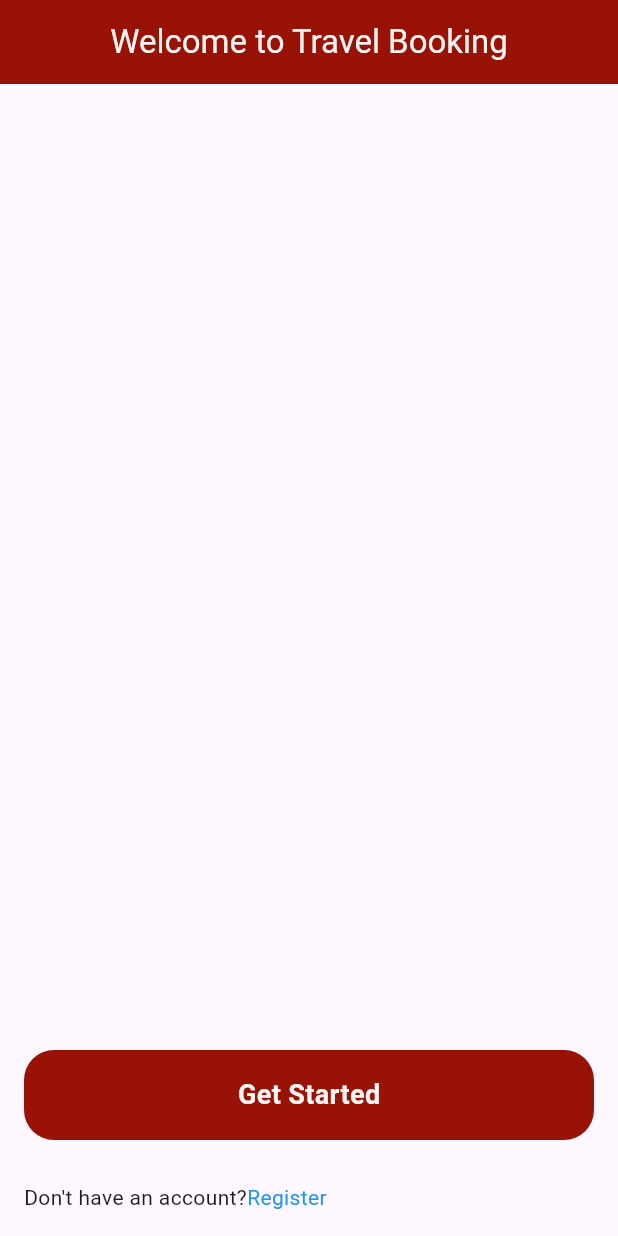
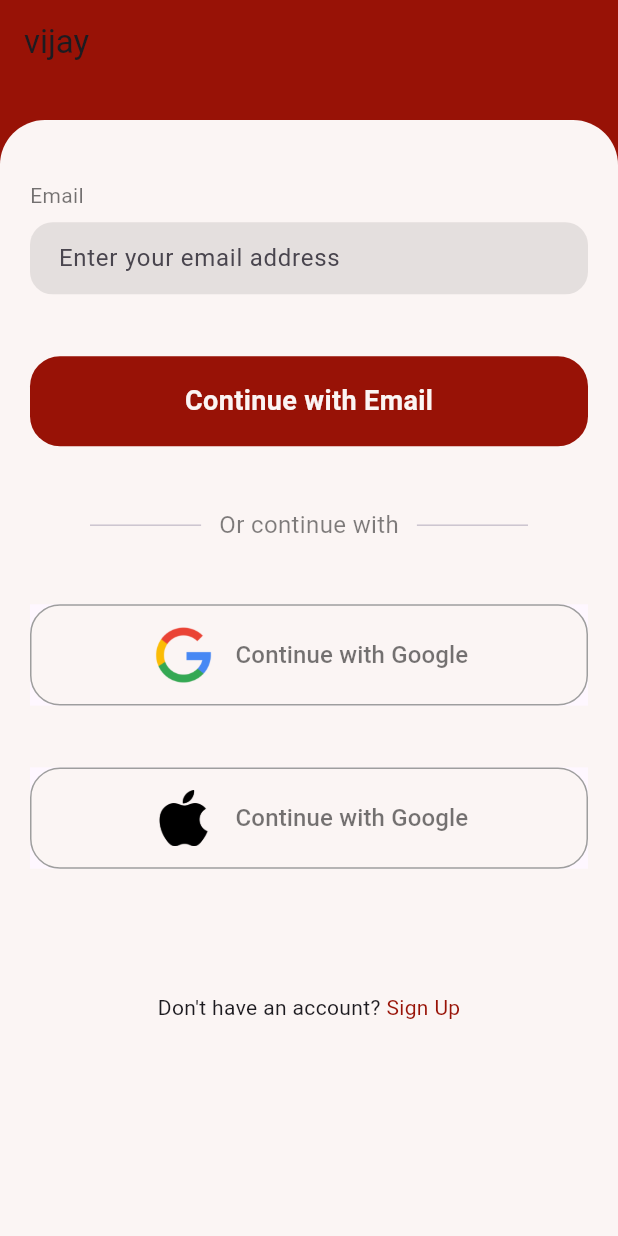
Before and after one commit to vijaysheoran97/travel_booking, a Flutter app: the screen it shows after launch, on a phone screen of 412 x 824 dp. Run offline on Flutter 3.47's test engine with Material 3 defaults, Android fonts, the phone set to English and light mode, and no system bars.

Commit message:
- minor changes

```diff
--- a/lib/main.dart
+++ b/lib/main.dart
@@ -1,4 +1,5 @@
 import 'package:flutter/material.dart';
+import 'package:travel_booking/travel_booking/ui/screens/login_screen.dart';
 import 'package:travel_booking/travel_booking/ui/screens/welcome_screen.dart';
 import 'package:travel_booking/travel_booking/ui/utils/app_color_constent.dart';
 import 'package:travel_booking/travel_booking/ui/utils/app_string_constent.dart';
@@ -18,7 +19,7 @@ class MyApp extends StatelessWidget {
         colorScheme: ColorScheme.fromSeed(seedColor: AppColorConstant.appSeedColor),
         useMaterial3: true,
       ),
-      home:  WelcomeScreen(),
+      home:  LoginScreen(),
     );
   }
 }
--- /dev/null
+++ b/lib/travel_booking/ui/screens/login_screen.dart
@@ -0,0 +1,226 @@
+import 'package:flutter/material.dart';
+import 'package:travel_booking/travel_booking/ui/utils/app_color_constent.dart';
+
+class LoginScreen extends StatefulWidget {
+  const LoginScreen({super.key});
+
+  @override
+  State<LoginScreen> createState() => _LoginScreenState();
+}
+
+class _LoginScreenState extends State<LoginScreen> {
+  @override
+  Widget build(BuildContext context) {
+    final Size screenSize = MediaQuery.of(context).size;
+    return Scaffold(
+        appBar: AppBar(
+          title: Text(
+            'vijay',
+            style: TextStyle(
+                //color: AppColorConstant.appTextColor
+                ),
+          ),
+          backgroundColor: AppColorConstant.appScendoryColor,
+        ),
+        body: Stack(
+          children: [
+            Container(
+              height: screenSize.height,
+              color: AppColorConstant.appScendoryColor,
+            ),
+            Padding(
+              padding: const EdgeInsets.only(top: 24.0),
+              child: Container(
+                height: screenSize.height * 1,
+                width: screenSize.width,
+                decoration: BoxDecoration(
+                  color: AppColorConstant.appTextColor,
+                  borderRadius: BorderRadius.only(
+                    topLeft: Radius.circular(30.0),
+                    topRight: Radius.circular(30.0),
+                  ),
+                ),
+                child: Padding(
+                  padding: const EdgeInsets.only(top: 40, left: 20, right: 20),
+                  child: SingleChildScrollView(
+                    child: Column(
+                      crossAxisAlignment: CrossAxisAlignment.start,
+                      children: [
+                        Text(
+                          'Email',
+                          style: TextStyle(
+                              color: AppColorConstant.appTextColorblack54),
+                        ),
+                        SizedBox(
+                          height:  screenSize.height * 0.01,
+                        ),
+                        TextFormField(
+                          decoration: InputDecoration(
+                            filled: true,
+                            fillColor: Colors.black.withOpacity(0.09),
+                            hintText: 'Enter your email address',
+                            border: OutlineInputBorder(
+                              borderRadius: BorderRadius.circular(15),
+                              borderSide: BorderSide.none,
+                            ),
+                            contentPadding: EdgeInsets.symmetric(
+                              vertical: 10.0,
+                              // Adjust the vertical padding as needed
+                              horizontal:
+                                  15.0, // Adjust the horizontal padding as needed
+                            ),
+                          ),
+                        ),
+                        SizedBox(
+                          height:  screenSize.height * 0.05,
+                        ),
+                        Align(
+                          alignment: Alignment.bottomCenter,
+                          child: GestureDetector(
+                            onTap: () {
+                              // Navigator.push(context, MaterialPageRoute(builder: (context) => BottomNavigation()));
+                            },
+                            child: Container(
+                              width: 400,
+                              height: 60,
+                              decoration: BoxDecoration(
+                                color: AppColorConstant.appScendoryColor,
+                                borderRadius: BorderRadius.circular(20.0),
+                              ),
+                              child: Center(
+                                child: Text(
+                                  "Continue with Email",
+                                  style: TextStyle(
+                                    color: AppColorConstant.appTextColor,
+                                    fontSize: 18,
+                                    fontWeight: FontWeight.bold,
+                                  ),
+                                ),
+                              ),
+                            ),
+                          ),
+                        ),
+                        SizedBox(
+                          height: screenSize.height * 0.05,
+                        ),
+                        Row(
+                          children: [
+                            Expanded(
+                              child: Padding(
+                                padding: const EdgeInsets.only(left: 40.0),
+                                child: Divider(),
+                              ),
+                            ),
+                            Padding(
+                              padding: const EdgeInsets.only(left: 12, right: 12),
+                              child: Text(
+                                "Or continue with",
+                                style: TextStyle(
+                                  color: AppColorConstant.appTextColorblack54
+                                      .withOpacity(0.5),
+                                  fontSize: 16,
+                                ),
+                              ),
+                            ),
+                            Expanded(
+                              child: Padding(
+                                padding: const EdgeInsets.only(right: 40.0),
+                                child: Divider(),
+                              ),
+                            ),
+                          ],
+                        ),
+                        SizedBox(
+                          height: screenSize.height * 0.05,
+                        ),
+                        Material(
+                          child: Container(
+                            width: screenSize.width,
+                            height: screenSize.height * 0.082,
+                            decoration: BoxDecoration(
+                              color: AppColorConstant.appTextColor,
+                              borderRadius: BorderRadius.circular(20.0),
+                              border: Border.all(
+                                // Add border here
+                                color: Colors.grey, // Choose your border color
+                                width: 1.0, // Choose your border width
+                              ),
+                            ),
+                            child: TextButton.icon(
+                              icon: Padding(
+                                padding: const EdgeInsets.all(6.0),
+                                child: Image.asset(
+                                  'assets/images/final-google-logo.png',
+                                  width: screenSize.width * 0.1,
+                                  height: screenSize.height,
+                                ),
+                              ),
+                              label: const Text(
+                                "Continue with Google",
+                                style: TextStyle(
+                                    color: AppColorConstant.appTextColorblack54,
+                                    fontSize: 16),
+                              ),
+                              onPressed: () {
+                                // _googleSignInController.signInWithGoogle();
+                              },
+                            ),
+                          ),
+                        ),
+                        SizedBox(
+                          height:  screenSize.height * 0.05,
+                        ),
+                        Material(
+                          child: Container(
+                            width: screenSize.width,
+                            height: screenSize.height * 0.082,
+                            decoration: BoxDecoration(
+                              color: AppColorConstant.appTextColor,
+                              borderRadius: BorderRadius.circular(20.0),
+                              border: Border.all(
+                                // Add border here
+                                color: Colors.grey, // Choose your border color
+                                width: 1.0, // Choose your border width
+                              ),
+                            ),
+                            child: TextButton.icon(
+                              icon: Padding(
+                                padding: const EdgeInsets.all(6.0),
+                                child: Image.asset(
+                                  'assets/images/apple1.png',
+                                  width: screenSize.width * 0.1,
+                                  height: screenSize.height,
+                                ),
+                              ),
+                              label: const Text(
+                                "Continue with Google",
+                                style: TextStyle(
+                                    color: AppColorConstant.appTextColorblack54,
+                                    fontSize: 16),
+                              ),
+                              onPressed: () {
+                                // _googleSignInController.signInWithGoogle();
+                              },
+                            ),
+                          ),
+                        ),
+                        SizedBox(
+                          height: screenSize.height * 0.1,
+                        ),
+                        Row(crossAxisAlignment: CrossAxisAlignment.center,
+                          mainAxisAlignment: MainAxisAlignment.center,
+                          children: [
+                            Text("Don't have an account? "),
+                            Text("Sign Up",style: TextStyle(color: AppColorConstant.appScendoryColor),),
+                          ],
+                        ),
+                      ],
+                    ),
+                  ),
+                ),
+              ),
+            )
+          ],
+        ));
+  }
+}
--- a/lib/travel_booking/ui/screens/welcome_screen.dart
+++ b/lib/travel_booking/ui/screens/welcome_screen.dart
@@ -54,7 +54,8 @@ class WelcomeScreen extends StatelessWidget {
               ),
             ),
             SizedBox(height: 28,),
-            Row(
+            Row(crossAxisAlignment: CrossAxisAlignment.center,
+              mainAxisAlignment: MainAxisAlignment.center,
               children: [
                 Text("Don't have an account?"),
                 Text("Register",style: TextStyle(color: AppColorConstant.appElevatedButtonColor),),
--- a/pubspec.yaml
+++ b/pubspec.yaml
@@ -59,8 +59,8 @@ flutter:
   uses-material-design: true
 
   # To add assets to your application, add an assets section, like this:
-  # assets:
-  #   - images/a_dot_burr.jpeg
+  assets:
+    - assets/images/
   #   - images/a_dot_ham.jpeg
 
   # An image asset can refer to one or more resolution-specific "variants", see
```
Also changed, not shown: assets/images/apple1.png (added), assets/images/final-google-logo.png (added).
